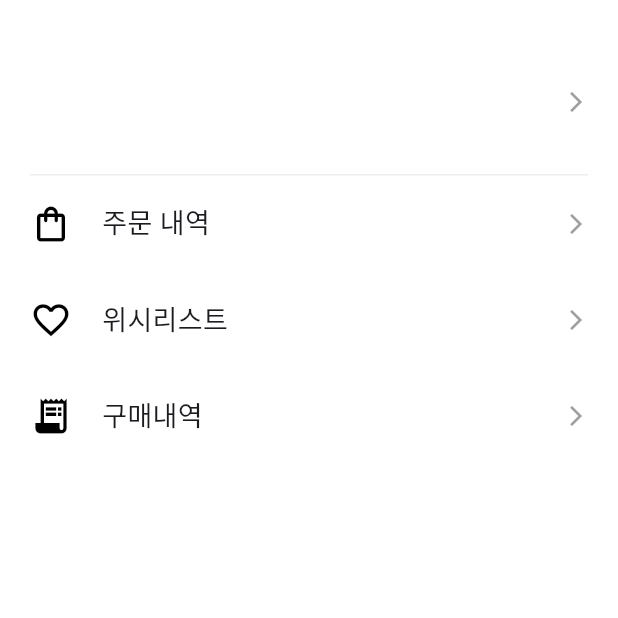
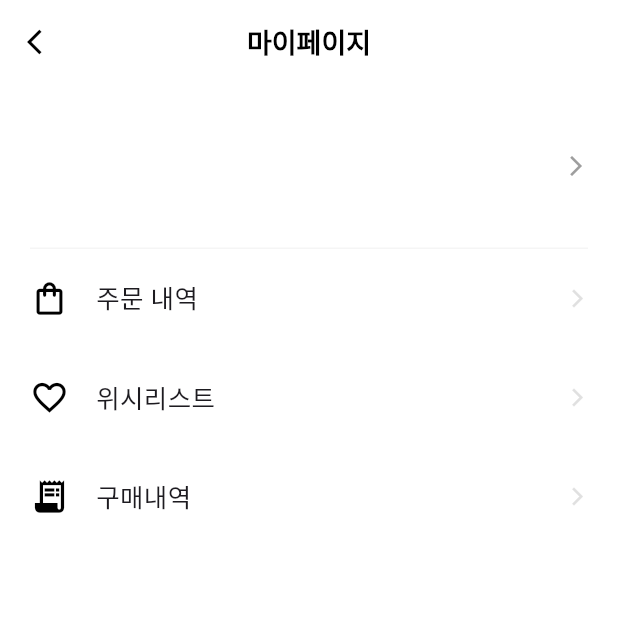
Before and after one commit to b0ksir1/project_pairs_251230, a Flutter app: the MyPage screen opened directly, on a phone screen of 412 x 824 dp, the top half of it. Run offline on Flutter 3.47's test engine with Material 3 defaults, Android fonts, the phone set to English and light mode, and no system bars; our stand-ins replace cloud_firestore, firebase_core, flutter_map, geocoding, geolocator, get and 3 more; missing offline and left inert: flutter_stripe; accounts and stored records are empty; network calls fail.

Commit message:
my_page 자잘한 버그 수정 (완)

```diff
--- a/lib/view/user/my_page.dart
+++ b/lib/view/user/my_page.dart
@@ -1,12 +1,12 @@
 import 'dart:convert';
 import 'package:flutter/material.dart';
+import 'package:get/get.dart';
 import 'package:http/http.dart' as http;
 import 'package:project_pairs_251230/model/customer.dart';
 import 'package:project_pairs_251230/util/global_data.dart';
 import 'package:project_pairs_251230/view/auth/profile_edit.dart';
 import 'package:project_pairs_251230/view/order/order_history.dart';
 import 'package:project_pairs_251230/view/order/wish_list.dart';
-import 'package:project_pairs_251230/view/user/user_board.dart';
 
 class MyPage extends StatefulWidget {
   const MyPage({super.key});
@@ -38,26 +38,39 @@ class _MyPageState extends State<MyPage> {
     }
   }
 
-  void _navigateTo(BuildContext context, Widget page) {
-    Navigator.of(context).push(MaterialPageRoute(builder: (context) => page));
+  void _navigateTo(Widget page) {
+    Get.to(() => page);
   }
 
   @override
   Widget build(BuildContext context) {
     return Scaffold(
       backgroundColor: Colors.white,
+      // 앱바 추가: 뒤로가기 버튼과 제목이 나타납니다.
+      appBar: AppBar(
+        backgroundColor: Colors.white,
+        elevation: 0,
+        centerTitle: true,
+        leading: IconButton(
+          icon: const Icon(Icons.arrow_back_ios, color: Colors.black, size: 20),
+          onPressed: () => Navigator.of(context).pop(),
+        ),
+        title: const Text(
+          '마이페이지',
+          style: TextStyle(color: Colors.black, fontWeight: FontWeight.bold, fontSize: 18),
+        ),
+      ),
       body: _user == null
         ? const Center(child: CircularProgressIndicator(color: Colors.black))
         : Padding(
             padding: const EdgeInsets.symmetric(horizontal: 20.0),
             child: Column(
               children: [
-                const SizedBox(height: 20),
                 _buildUserInfo(context),
-                const Divider(height: 1, thickness: 1, color: Color(0xFFEEEEEE)),
-                _buildMenuItem(context, '주문 내역', Icons.shopping_bag_outlined, const OrderHistory()),
-                _buildMenuItem(context, '위시리스트', Icons.favorite_border, const WishList()),
-                _buildMenuItem(context, '구매내역', Icons.receipt_long, const OrderHistory()),
+                const Divider(height: 1, thickness: 1, color: Color(0xFFF5F5F5)),
+                _buildMenuItem('주문 내역', Icons.shopping_bag_outlined, const OrderHistory()),
+                _buildMenuItem('위시리스트', Icons.favorite_border, const WishList()),
+                _buildMenuItem('구매내역', Icons.receipt_long, const OrderHistory()),
                 const Spacer(),
               ],
             ),
@@ -67,18 +80,24 @@ class _MyPageState extends State<MyPage> {
 
   Widget _buildUserInfo(BuildContext context) {
     return InkWell(
-      onTap: () => _navigateTo(context, const ProfileEdit()),
+      onTap: () => _navigateTo(const ProfileEdit()),
       child: Padding(
-        padding: const EdgeInsets.symmetric(vertical: 20.0),
+        padding: const EdgeInsets.symmetric(vertical: 24.0),
         child: Row(
           children: [
             Expanded(
               child: Column(
                 crossAxisAlignment: CrossAxisAlignment.start,
                 children: [
-                  Text(_user!.customer_name, style: const TextStyle(fontSize: 22, fontWeight: FontWeight.bold)),
-                  const SizedBox(height: 4),
-                  Text(_user!.customer_email, style: const TextStyle(fontSize: 14, color: Colors.grey)),
+                  Text(
+                    _user!.customer_name,
+                    style: const TextStyle(fontSize: 24, fontWeight: FontWeight.bold)
+                  ),
+                  const SizedBox(height: 6),
+                  Text(
+                    _user!.customer_email,
+                    style: const TextStyle(fontSize: 14, color: Colors.grey)
+                  ),
                 ],
               ),
             ),
@@ -89,17 +108,22 @@ class _MyPageState extends State<MyPage> {
     );
   }
 
-  Widget _buildMenuItem(BuildContext context, String title, IconData icon, Widget targetPage) {
+  Widget _buildMenuItem(String title, IconData icon, Widget targetPage) {
     return InkWell(
-      onTap: () => _navigateTo(context, targetPage),
+      onTap: () => _navigateTo(targetPage),
       child: Padding(
-        padding: const EdgeInsets.symmetric(vertical: 18.0),
+        padding: const EdgeInsets.symmetric(vertical: 20.0),
         child: Row(
           children: [
-            Icon(icon, size: 28, color: Colors.black),
-            const SizedBox(width: 20),
-            Expanded(child: Text(title, style: const TextStyle(fontSize: 18))),
-            const Icon(Icons.arrow_forward_ios, size: 16, color: Colors.grey),
+            Icon(icon, size: 26, color: Colors.black),
+            const SizedBox(width: 18),
+            Expanded(
+              child: Text(
+                title,
+                style: const TextStyle(fontSize: 17, fontWeight: FontWeight.w400)
+              )
+            ),
+            const Icon(Icons.arrow_forward_ios, size: 14, color: Color(0xFFE0E0E0)),
           ],
         ),
       ),
```
